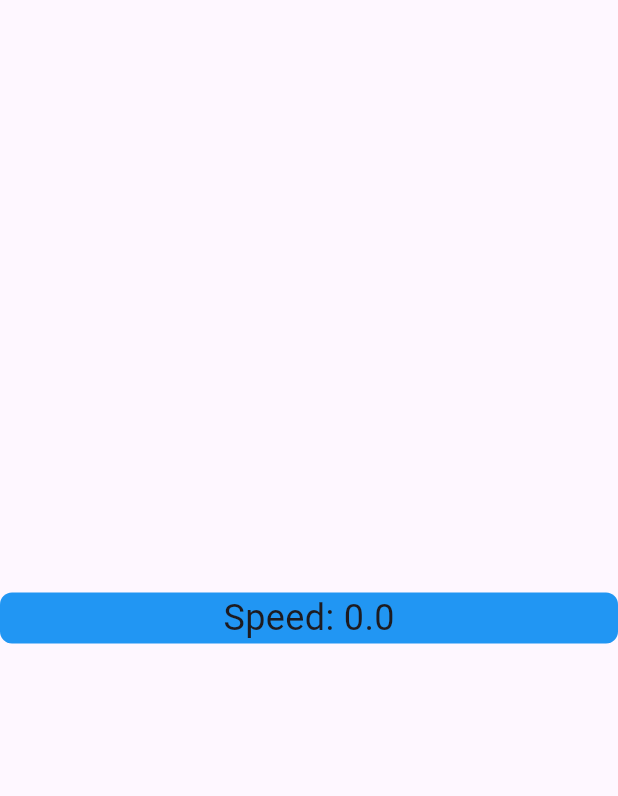
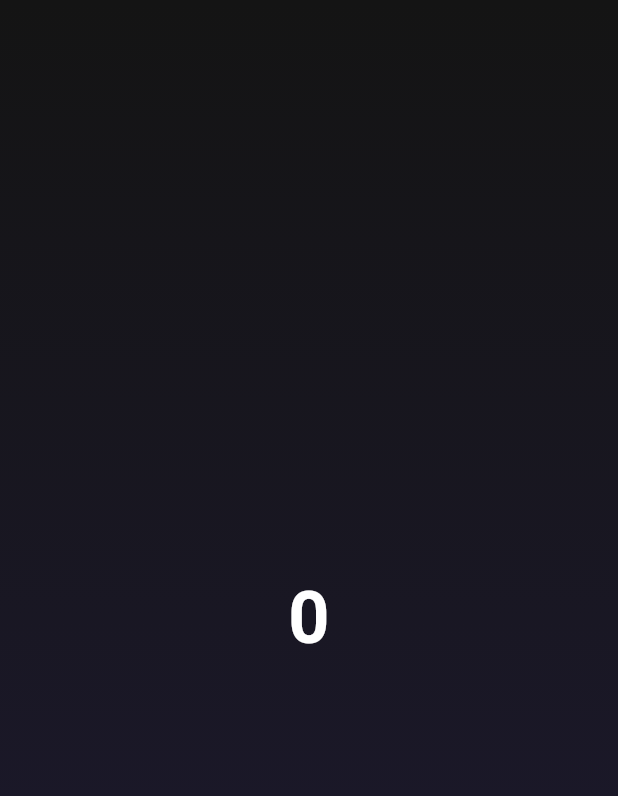
Before and after one commit to art1-si/auto-dash, a Flutter app: the first screen one second after launch, on a phone screen of 412 x 824 dp. Shown: the top 796 px of the screen. Run offline on Flutter 3.47's test engine with Material 3 defaults, Android fonts, the phone set to English and light mode, and no system bars; our stand-ins replace bloc, flutter_bloc, geolocator; missing offline and left inert: installed_apps.

Commit message:
feat: Add SpeedMetric enum for speed units and update Speed and Speedometer classes to use it

```diff
--- a/lib/presentation/auto_dash_app.dart
+++ b/lib/presentation/auto_dash_app.dart
@@ -9,12 +9,17 @@ class AutoDashApp extends StatelessWidget {
 
   @override
   Widget build(BuildContext context) {
-    return MaterialApp(
-      home: BlocProvider(
-        create: (context) => SpeedometerBloc(
-          geolocationRepository: GeolocatorRepository(),
+    return BlocProvider(
+      create: (context) => SpeedometerBloc(
+        geolocationRepository: GeolocatorRepository(),
+      ),
+      child: MaterialApp(
+        home: BlocProvider(
+          create: (context) => SpeedometerBloc(
+            geolocationRepository: GeolocatorRepository(),
+          ),
+          child: HomeScreen(),
         ),
-        child: HomeScreen(),
       ),
     );
   }
--- a/lib/presentation/features/speedometer/bloc/speedometer_bloc.dart
+++ b/lib/presentation/features/speedometer/bloc/speedometer_bloc.dart
@@ -2,6 +2,7 @@ import 'dart:async';
 
 import 'package:auto_dash/domain/exceptions/geolocation_exception.dart';
 import 'package:auto_dash/domain/repositories/geolocator_repository.dart';
+import 'package:auto_dash/presentation/features/speedometer/models/speed.dart';
 import 'package:bloc/bloc.dart';
 import 'package:geolocator/geolocator.dart';
 
@@ -33,14 +34,28 @@ class SpeedometerBloc extends Bloc<SpeedometerEvent, SpeedometerState> {
     }
     try {
       final positionStream = _geolocationRepository.getPositionStream();
-      add(const SpeedChanged(speed: 0));
+      add(
+        SpeedChanged(
+          speed: Speed.fromMeterPerSecond(
+            0,
+          ),
+        ),
+      );
+      await simulateAcceleration();
       _positionStream = positionStream.listen((position) {
-        add(SpeedChanged(speed: position.speed));
+        add(SpeedChanged(speed: Speed.fromMeterPerSecond(position.speed)));
       }, onError: (e) {
         add(SpeedometerErrorEvent(error: e));
       });
     } catch (e) {
       emit(SpeedometerError(error: e.toString()));
+    }
+  }
+
+  Future<void> simulateAcceleration() async {
+    for (var i = 0; i < 100; i++) {
+      await Future.delayed(const Duration(milliseconds: 500));
+      add(SpeedChanged(speed: Speed.fromMeterPerSecond(i.toDouble())));
     }
   }
 
--- a/lib/presentation/features/speedometer/bloc/speedometer_event.dart
+++ b/lib/presentation/features/speedometer/bloc/speedometer_event.dart
@@ -21,7 +21,7 @@ final class SpeedChanged extends SpeedometerEvent {
     required this.speed,
   });
 
-  final double speed;
+  final Speed speed;
 }
 
 final class SpeedometerErrorEvent extends SpeedometerEvent {
--- a/lib/presentation/features/speedometer/bloc/speedometer_state.dart
+++ b/lib/presentation/features/speedometer/bloc/speedometer_state.dart
@@ -17,7 +17,7 @@ final class SpeedometerData extends SpeedometerState {
     required this.speed,
   });
 
-  final double speed;
+  final Speed speed;
 }
 
 final class LoadingSpeedometerData extends SpeedometerState {
--- /dev/null
+++ b/lib/presentation/features/speedometer/models/speed.dart
@@ -0,0 +1,18 @@
+class Speed {
+  const Speed._({required this.metersPerSecond});
+
+  factory Speed.fromMeterPerSecond(double metersPerSecond) {
+    return Speed._(metersPerSecond: metersPerSecond);
+  }
+
+  final double metersPerSecond;
+
+  int get kilometersPerHour => (metersPerSecond * 3.6).toInt();
+
+  int get milesPerHour => (metersPerSecond * 2.23694).toInt();
+
+  @override
+  String toString() {
+    return '$metersPerSecond m/s = ${kilometersPerHour.toStringAsFixed(2)} km/h = ${milesPerHour.toStringAsFixed(2)} mph';
+  }
+}
--- /dev/null
+++ b/lib/presentation/features/speedometer/models/speed_metric.dart
@@ -0,0 +1,4 @@
+enum SpeedMetric {
+  kmPerHour,
+  milesPerHour;
+}
--- a/lib/presentation/features/speedometer/view/widgets/speedometer.dart
+++ b/lib/presentation/features/speedometer/view/widgets/speedometer.dart
@@ -1,24 +1,47 @@
+import 'package:auto_dash/presentation/features/speedometer/models/speed.dart';
+import 'package:auto_dash/presentation/features/speedometer/models/speed_metric.dart';
 import 'package:flutter/material.dart';
 
 class Speedometer extends StatelessWidget {
-  const Speedometer({super.key, required this.speed});
+  const Speedometer({
+    super.key,
+    required this.speed,
+    this.speedMetric = SpeedMetric.kmPerHour,
+  });
 
-  final double speed;
+  final Speed speed;
+  final SpeedMetric speedMetric;
+
+  String get speedText {
+    switch (speedMetric) {
+      case SpeedMetric.kmPerHour:
+        return '${speed.kilometersPerHour}';
+      case SpeedMetric.milesPerHour:
+        return '${speed.milesPerHour}';
+    }
+  }
 
   @override
   Widget build(BuildContext context) {
-    return Container(
-      decoration: BoxDecoration(
-        color: Colors.blue,
-        borderRadius: BorderRadius.circular(8),
-      ),
-      alignment: Alignment.center,
-      child: Text(
-        'Speed: $speed',
-        style: const TextStyle(
-          fontSize: 24,
-        ),
-      ),
+    return LayoutBuilder(
+      builder: (context, constraints) {
+        return Center(
+          child: Container(
+            height: constraints.maxWidth * 0.5,
+            width: constraints.maxWidth * 0.5,
+            child: Center(
+              child: Text(
+                speedText,
+                style: const TextStyle(
+                  fontSize: 48,
+                  fontWeight: FontWeight.bold,
+                  color: Colors.white,
+                ),
+              ),
+            ),
+          ),
+        );
+      },
     );
   }
 }
--- a/lib/presentation/home_screen.dart
+++ b/lib/presentation/home_screen.dart
@@ -1,10 +1,26 @@
 import 'package:auto_dash/presentation/features/speedometer/view/speedometer_state_builder.dart';
+import 'package:auto_dash/presentation/shared/speed_tint_wrapper.dart';
+import 'package:auto_dash/presentation/theme/app_colors.dart';
 import 'package:flutter/material.dart';
 
 class HomeScreen extends StatelessWidget {
   @override
   Widget build(BuildContext context) {
-    return const Scaffold(
+    return Container(
+      decoration: const BoxDecoration(
+        gradient: LinearGradient(
+          begin: Alignment.topCenter,
+          end: Alignment.bottomCenter,
+          colors: [
+            AppColors.backgroundGradientColorTop,
+            AppColors.backgroundGradientColorBottom,
+          ],
+        ),
+      ),
+      child: const SpeedTintWrapper(
+        child: SafeArea(
+          child: Scaffold(
+            backgroundColor: Colors.transparent,
             body: Column(
               mainAxisAlignment: MainAxisAlignment.center,
               crossAxisAlignment: CrossAxisAlignment.center,
@@ -12,6 +28,9 @@ class HomeScreen extends StatelessWidget {
                 SpeedometerStateBuilder(),
               ],
             ),
+          ),
+        ),
+      ),
     );
   }
 }
--- /dev/null
+++ b/lib/presentation/shared/speed_tint_wrapper.dart
@@ -0,0 +1,48 @@
+import 'package:auto_dash/presentation/features/speedometer/bloc/speedometer_bloc.dart';
+import 'package:auto_dash/presentation/features/speedometer/models/speed.dart';
+import 'package:flutter/material.dart';
+import 'package:flutter_bloc/flutter_bloc.dart';
+
+class SpeedTintWrapper extends StatelessWidget {
+  const SpeedTintWrapper({
+    super.key,
+    required this.child,
+  });
+
+  final Widget child;
+
+  Color getTintColor(Speed speed) {
+    final kmPerHour = speed.kilometersPerHour;
+
+    final firstColor = Color.fromARGB(255, 58, 255, 61);
+    final firstColorMaxOpacity = 0.05;
+    final secondColor = Colors.red;
+    final secondColorMaxOpacity = 0.05;
+
+    if (kmPerHour <= 100) {
+      // For speed from 0 to 100, transition opacity from 0 to 0.1 (10%)
+      final opacity = (kmPerHour / 100) * firstColorMaxOpacity;
+      return firstColor.withOpacity(opacity);
+    } else {
+      // For speed above 100, transition color from white to red
+      // Assume that 200 km/h is where it reaches full red
+      var factor = (kmPerHour - 100) / 100;
+      factor = factor.clamp(0.0, 1.0); // Ensure factor is between 0 and 1
+      return Color.lerp(
+          firstColor.withOpacity(firstColorMaxOpacity), secondColor.withOpacity(secondColorMaxOpacity), factor)!;
+    }
+  }
+
+  @override
+  Widget build(BuildContext context) {
+    final speedometerState = context.watch<SpeedometerBloc>().state;
+    if (speedometerState is SpeedometerData) {
+      return AnimatedContainer(
+        duration: const Duration(milliseconds: 100),
+        color: getTintColor(speedometerState.speed),
+        child: child,
+      );
+    }
+    return child;
+  }
+}
--- /dev/null
+++ b/lib/presentation/theme/app_colors.dart
@@ -0,0 +1,6 @@
+import 'dart:ui';
+
+class AppColors {
+  static const backgroundGradientColorTop = Color(0xFF141414);
+  static const backgroundGradientColorBottom = Color(0xFF1E1A33);
+}
```
Lines whose indentation alone changed are shown as unchanged.
